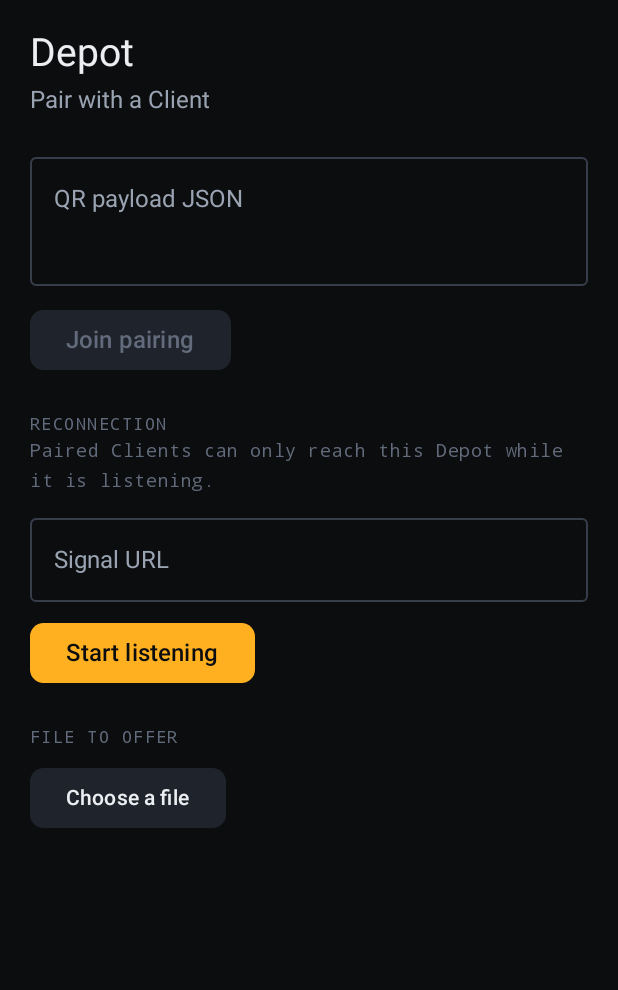
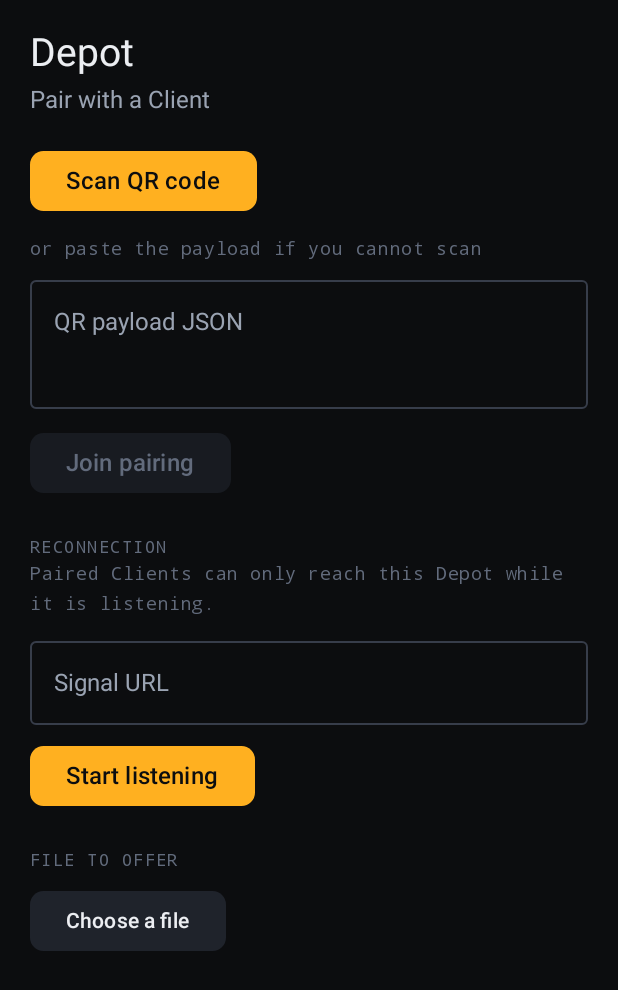
Before and after one commit to Abhishek-dev18/depot, an Android app built with Jetpack Compose: the screen it shows after launch (MainActivity), on a phone screen of 412 x 824 dp. Shown: the top 990 px of the screen. Run offline under Robolectric (Android 15) with nearby library versions, the phone set to English and light mode, and no system bars.

Commit message:
Scan the pairing QR with the camera (§3.1)
CameraX preview with ML Kit reading QR codes off the analysis stream. A
successful scan goes straight into pairing rather than filling the text
field and waiting for another tap.

Scanning is now the primary action and pasting the fallback, which is the
right way round: §3.1 puts the Client's ephemeral public key through the
camera precisely because that is the one channel Signal cannot touch.
Pasting exists because a browser tab has no camera to point at, not
because it is equivalent.

Uses the bundled ML Kit rather than the Play Services variant. It costs a
few MB of APK but keeps scanning working on a device without Google Play,
which matters for a tool whose premise is not depending on anyone's
infrastructure. Google's drop-in Code Scanner would have been far less
code and brought its own UI and a Play Services requirement with it.

Two things worth knowing about the analyzer: several frames are in flight
at once, so delivery is guarded by compareAndSet rather than a plain
check or the same payload arrives repeatedly, and every frame must be
closed on completion or the whole pipeline stalls after a few frames.

CameraX and ML Kit are Google-hosted, so unlike every other dependency
here their versions could not be checked from the authoring sandbox.

Co-Authored-By: Claude Opus 5 <noreply@anthropic.com>
Claude-Session: https://claude.ai/code/session_01TuuP1c6HqAyyAhiJGdiJjk

```diff
--- a/android/app/src/main/AndroidManifest.xml
+++ b/android/app/src/main/AndroidManifest.xml
@@ -6,6 +6,9 @@
     <uses-permission android:name="android.permission.INTERNET" />
     <!-- WebRTC inspects the active network to gather ICE candidates. -->
     <uses-permission android:name="android.permission.ACCESS_NETWORK_STATE" />
+    <!-- Reading the Client's pairing QR (§3.1). -->
+    <uses-permission android:name="android.permission.CAMERA" />
+    <uses-feature android:name="android.hardware.camera.any" android:required="false" />
     <!-- Staying reachable while the app is not in the foreground. -->
     <uses-permission android:name="android.permission.FOREGROUND_SERVICE" />
     <uses-permission android:name="android.permission.FOREGROUND_SERVICE_DATA_SYNC" />
--- a/android/app/src/main/java/com/depot/app/MainActivity.kt
+++ b/android/app/src/main/java/com/depot/app/MainActivity.kt
@@ -15,10 +15,14 @@ import androidx.compose.foundation.layout.padding
 import androidx.compose.material3.Scaffold
 import androidx.compose.runtime.collectAsState
 import androidx.compose.runtime.getValue
+import androidx.compose.runtime.mutableStateOf
+import androidx.compose.runtime.remember
+import androidx.compose.runtime.setValue
 import androidx.compose.runtime.LaunchedEffect
 import androidx.compose.ui.Modifier
 import androidx.core.content.ContextCompat
 import com.depot.app.ui.PairingScreen
+import com.depot.app.ui.QrScannerScreen
 import com.depot.app.ui.PairingViewModel
 import com.depot.app.ui.theme.DepotColors
 import com.depot.app.ui.theme.DepotTheme
@@ -58,6 +62,19 @@ class MainActivity : ComponentActivity() {
                     ActivityResultContracts.OpenDocument(),
                 ) { uri -> uri?.let(viewModel::onFileSelected) }
 
+                var scanning by remember { mutableStateOf(false) }
+
+                if (scanning) {
+                    QrScannerScreen(
+                        onScanned = { payload ->
+                            scanning = false
+                            viewModel.onQrScanned(payload)
+                        },
+                        onCancel = { scanning = false },
+                    )
+                    return@DepotTheme
+                }
+
                 Scaffold(
                     modifier = Modifier.fillMaxSize(),
                     containerColor = DepotColors.Bg,
@@ -72,6 +89,7 @@ class MainActivity : ComponentActivity() {
                         onSignalUrlChange = viewModel::onSignalUrlChange,
                         onToggleListening = viewModel::toggleListening,
                         onPickFile = { pickFile.launch(arrayOf("*/*")) },
+                        onScanQr = { scanning = true },
                         modifier = Modifier.padding(innerPadding),
                     )
                 }
--- a/android/app/src/main/java/com/depot/app/ui/PairingScreen.kt
+++ b/android/app/src/main/java/com/depot/app/ui/PairingScreen.kt
@@ -142,6 +142,7 @@ fun PairingScreen(
     onSignalUrlChange: (String) -> Unit,
     onToggleListening: () -> Unit,
     onPickFile: () -> Unit,
+    onScanQr: () -> Unit,
     modifier: Modifier = Modifier,
 ) {
     Column(
@@ -158,9 +159,28 @@ fun PairingScreen(
             modifier = Modifier.padding(top = 4.dp, bottom = 18.dp),
         )
 
-        // Until the camera lands the QR payload is pasted, the same escape
-        // hatch the web Depot simulator uses. Kept short so it cannot take
-        // over the screen — the SAS is what deserves the space.
+        Button(
+            onClick = onScanQr,
+            enabled = !state.busy,
+            colors = ButtonDefaults.buttonColors(
+                containerColor = DepotColors.Amber,
+                contentColor = DepotColors.Bg,
+                disabledContainerColor = DepotColors.Surface2,
+                disabledContentColor = DepotColors.Ink3,
+            ),
+            shape = RoundedCornerShape(9.dp),
+        ) {
+            Text("Scan QR code", fontSize = 16.sp)
+        }
+        Text(
+            // §3.1: the camera is what Signal cannot reach, so this is the
+            // path that actually carries the security property. Pasting is
+            // the fallback for a browser tab with no camera to point at.
+            "or paste the payload if you cannot scan",
+            color = DepotColors.Ink3,
+            style = MonoStyle.copy(fontSize = 12.sp),
+            modifier = Modifier.padding(top = 14.dp, bottom = 6.dp),
+        )
         OutlinedTextField(
             value = state.payload,
             onValueChange = onPayloadChange,
@@ -177,9 +197,9 @@ fun PairingScreen(
             enabled = !state.busy && state.payload.isNotBlank(),
             modifier = Modifier.padding(top = 12.dp),
             colors = ButtonDefaults.buttonColors(
-                containerColor = DepotColors.Amber,
-                contentColor = DepotColors.Bg,
-                disabledContainerColor = DepotColors.Surface2,
+                containerColor = DepotColors.Surface2,
+                contentColor = DepotColors.Ink,
+                disabledContainerColor = DepotColors.Surface,
                 disabledContentColor = DepotColors.Ink3,
             ),
             shape = RoundedCornerShape(9.dp),
```
Also changed, not shown: android/app/build.gradle.kts (+8 -0 lines), android/app/src/main/java/com/depot/app/ui/PairingViewModel.kt (+10 -0 lines), android/app/src/main/java/com/depot/app/ui/QrScanner.kt (added, +211 -0 lines), android/gradle/libs.versions.toml (+7 -0 lines), 1 other file.
